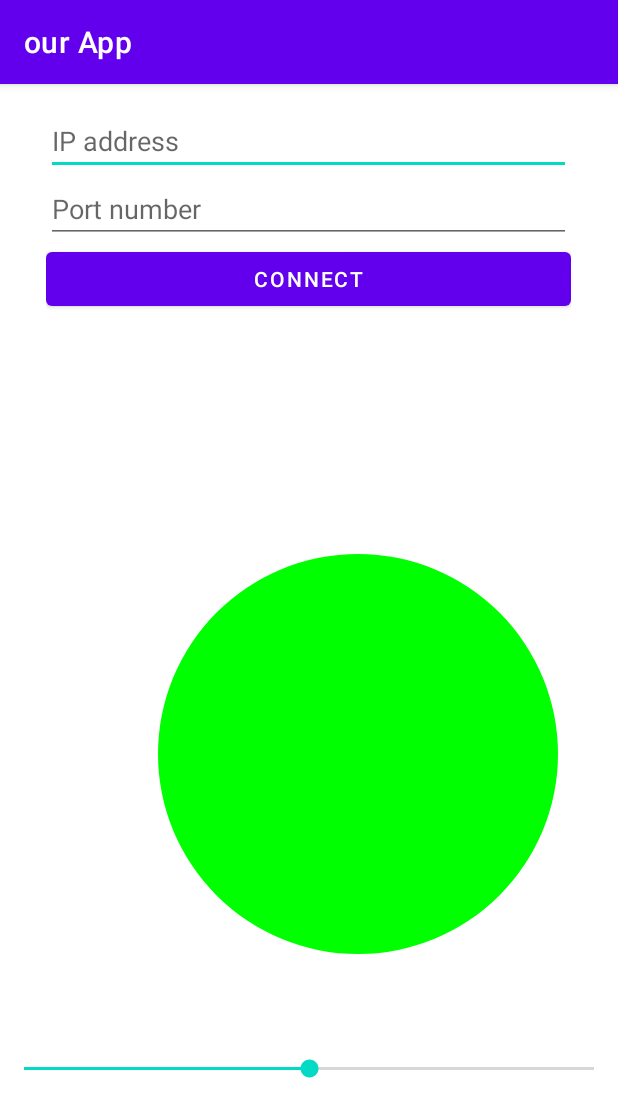
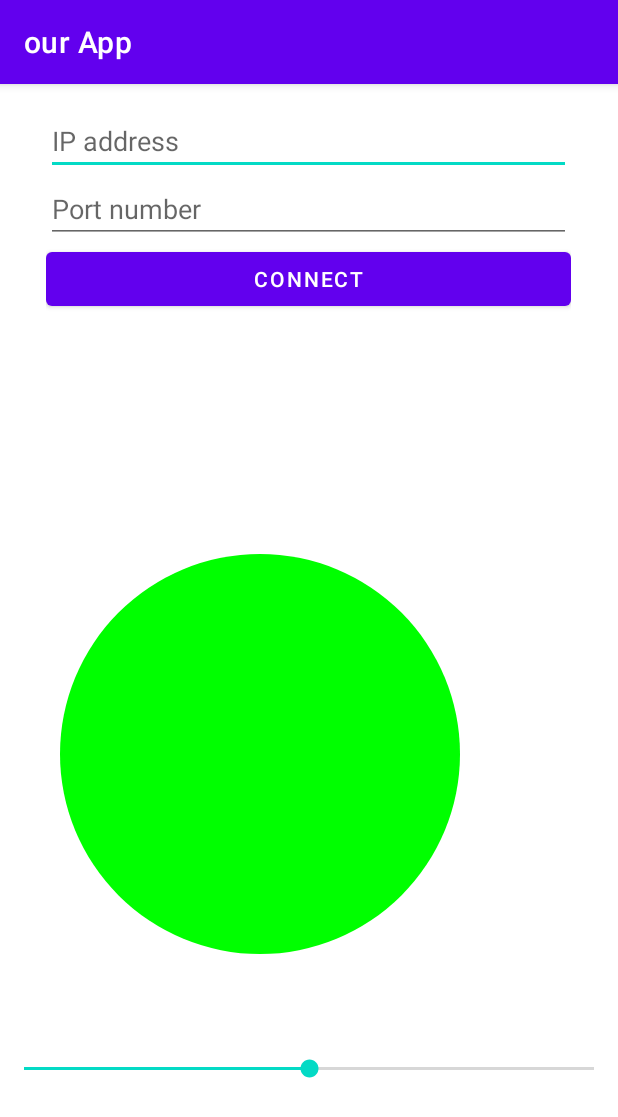
Before and after one commit to Dark-Leader/AndroidAppFlightGear, an Android app: the screen it shows after launch (MainActivity), on a phone screen of 412 x 824 dp. Shown: the top 1117 px of the screen. Run offline under Robolectric (Android 15) with nearby library versions, the phone set to English and light mode, and no system bars.

```diff
--- a/ourApp/app/src/main/java/com/example/ourapp/Views/MainActivity.kt
+++ b/ourApp/app/src/main/java/com/example/ourapp/Views/MainActivity.kt
@@ -1,21 +1,52 @@
 package com.example.ourapp.Views
 
-import androidx.appcompat.app.AppCompatActivity
 import android.os.Bundle
 import android.widget.Button
 import android.widget.EditText
+import android.widget.SeekBar
+import android.widget.SeekBar.OnSeekBarChangeListener
+import android.widget.Toast
+import androidx.appcompat.app.AppCompatActivity
 import com.example.ourapp.R
 import com.example.ourapp.model.MyModel
 import com.example.ourapp.viewModel.ViewModel
+import kotlin.concurrent.thread
+
 
 class MainActivity : AppCompatActivity() {
     private var viewModel: ViewModel = ViewModel(MyModel())
+    private lateinit var IP: EditText
+    private lateinit var Port: EditText
+    private lateinit var rudder: SeekBar
+    private lateinit var throttle: SeekBar
+    private lateinit var connectButton: Button
 
     override fun onCreate(savedInstanceState: Bundle?) {
         super.onCreate(savedInstanceState)
         setContentView(R.layout.activity_main)
+        IP = findViewById(R.id.IP)
+        Port = findViewById(R.id.Port)
+        connectButton = findViewById(R.id.Connect)
+        connectButton.setOnClickListener {
+            var ip:String = IP.text.toString()
+            var port:String = Port.text.toString()
+            println("trying to connect. IP: $ip, Port: $port")
+            viewModel.connectToFG(ip, port)
+        }
+        rudder = findViewById(R.id.seekBarRudder)
+        rudder.setOnSeekBarChangeListener(object : OnSeekBarChangeListener {
+            override fun onProgressChanged(seekBar: SeekBar, progress: Int, fromUser: Boolean) {
+                viewModel.updateRudder(progress)
+            }
 
+            override fun onStartTrackingTouch(seekBar: SeekBar?) {
+                return
+            }
 
+            override fun onStopTrackingTouch(seekBar: SeekBar?) {
+                return
+            }
+        })
 
     }
 
--- a/ourApp/app/src/main/java/com/example/ourapp/model/MyModel.kt
+++ b/ourApp/app/src/main/java/com/example/ourapp/model/MyModel.kt
@@ -20,11 +20,15 @@ class MyModel {
 
      fun connectToServer(): Boolean {
         try {
+            println("Inside model: ip is $ip")
+            println("Inside model: port is $port")
             val socket = Socket(ip, port)
             val outputStream: OutputStream = socket.getOutputStream()
             connected = true
+            println("Connected to $ip, $port")
             thread { run(outputStream) }
         } catch (e: Exception) {
+            println("FAILED TO CONNECT")
             return false
         }
          return true
--- a/ourApp/app/src/main/res/layout/activity_main.xml
+++ b/ourApp/app/src/main/res/layout/activity_main.xml
@@ -24,7 +24,7 @@
                 android:ems="10"
                 android:text=""
                 android:hint="IP address"
-                android:inputType="text" />
+                android:inputType="textPersonName" />
 
             <EditText
                 android:id="@+id/Port"
@@ -33,13 +33,14 @@
                 android:ems="10"
                 android:text=""
                 android:hint="Port number"
-                android:inputType="text" />
+                android:inputType="textPersonName" />
 
             <Button
                 android:id="@+id/Connect"
                 android:layout_width="match_parent"
                 android:layout_height="wrap_content"
-                android:text="@string/Connect" />
+                android:text="@string/Connect"
+                />
 
         </LinearLayout>
         <RelativeLayout
@@ -47,11 +48,11 @@
             android:layout_width="match_parent"
             android:layout_height="match_parent"
             android:layout_marginBottom="50dp"
-            android:layout_marginEnd="10dp"
-            android:layout_marginRight="10dp"
+            android:layout_marginEnd="75dp"
+            android:layout_marginRight="75dp"
             android:layout_marginTop="175dp"
-            android:layout_marginStart="75dp"
-            android:layout_marginLeft="75dp"
+            android:layout_marginStart="10dp"
+            android:layout_marginLeft="10dp"
             >
 
             <com.example.ourapp.Views.Joystick
@@ -63,13 +64,15 @@
         </RelativeLayout>
 
         <SeekBar
-            android:id="@+id/seekBarHorizontal_rudder"
+            android:id="@+id/seekBarRudder"
             android:layout_width="match_parent"
             android:layout_height="22dp"
             android:layout_marginTop="645dp"
-            android:progress="50"
+            android:progress="100"
+            android:max="200"
             >
         </SeekBar>
 
 
+
     </RelativeLayout>
```
Also changed, not shown: ourApp/app/src/main/java/com/example/ourapp/viewModel/viewModel.kt (+22 -1 lines).
